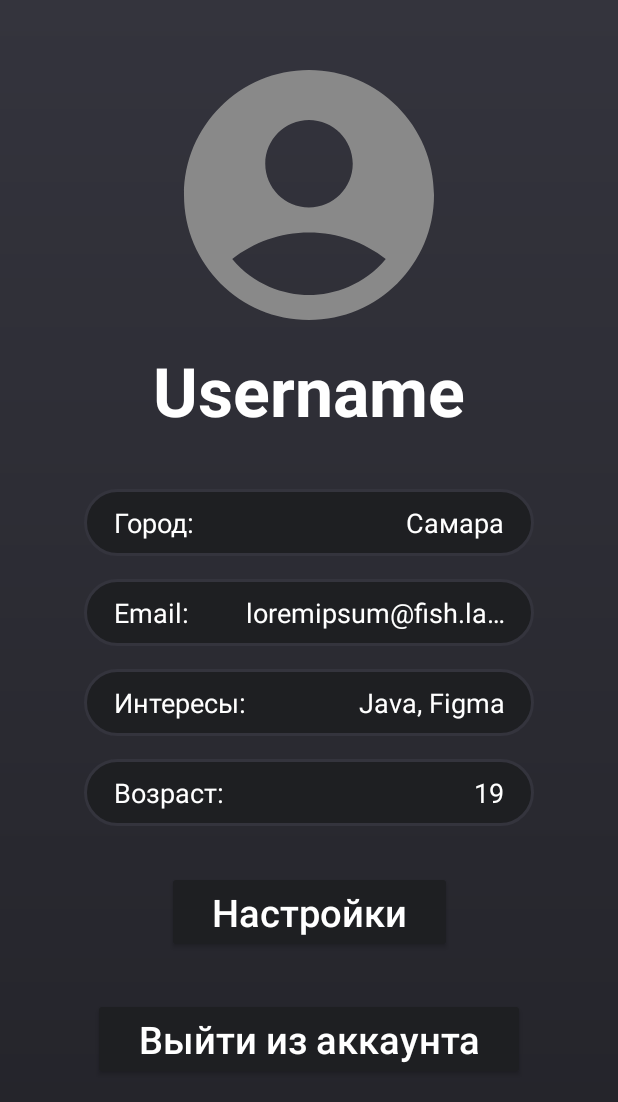
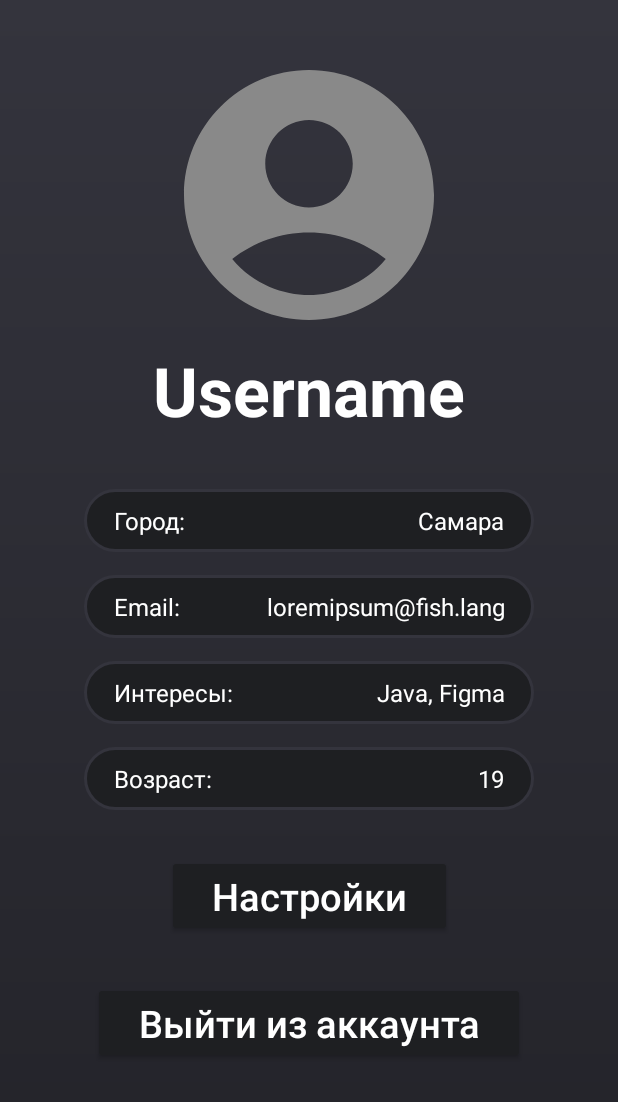
Before and after one commit to Svomix/MeetyourMatch, an Android app: the AccountActivity screen opened directly, with no data from a screen before it, on a phone screen of 412 x 824 dp. Shown: the top 1102 px of the screen. Run offline under Robolectric (Android 15) with nearby library versions, the light colour scheme and no system bars; Roboto replaces fonts that are not available here.

Commit message:
Some change

```diff
--- a/android/app/src/main/res/values/styles.xml
+++ b/android/app/src/main/res/values/styles.xml
@@ -5,7 +5,7 @@
         <item name="android:layout_height">wrap_content</item>
         <item name="android:layout_margin">10dp</item>
         <item name="android:textColor">@color/white</item>
-        <item name="android:textSize">18sp</item>
+        <item name="android:textSize">16sp</item>
     </style>
 
     <style name="UserInformationView">
```
